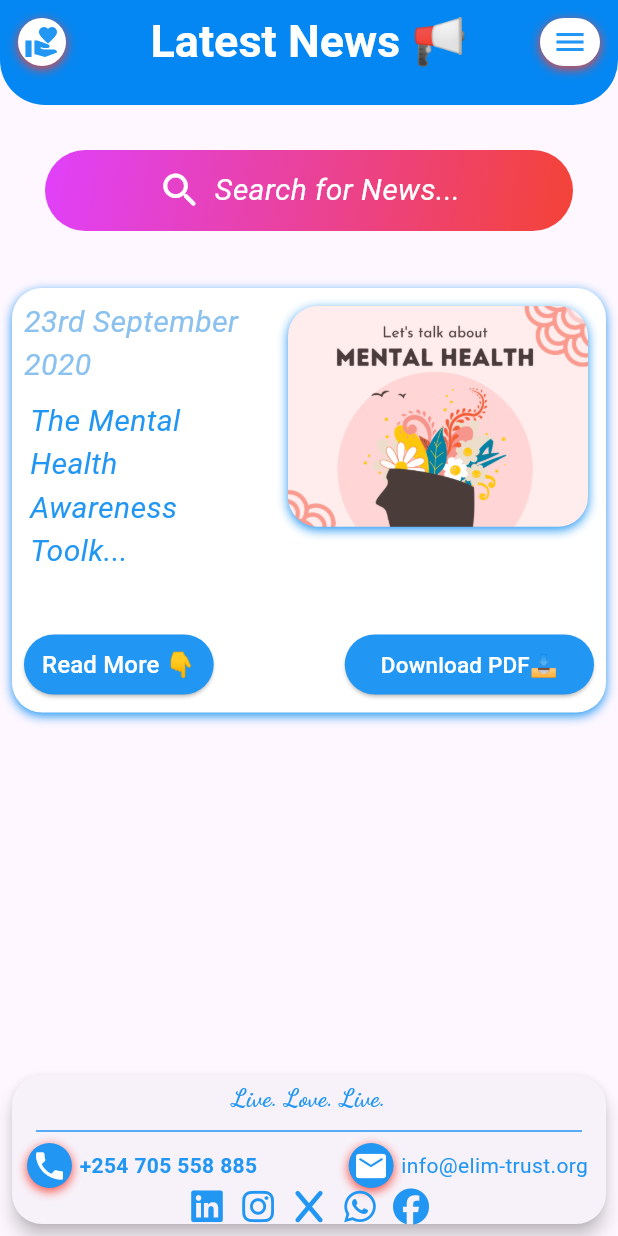
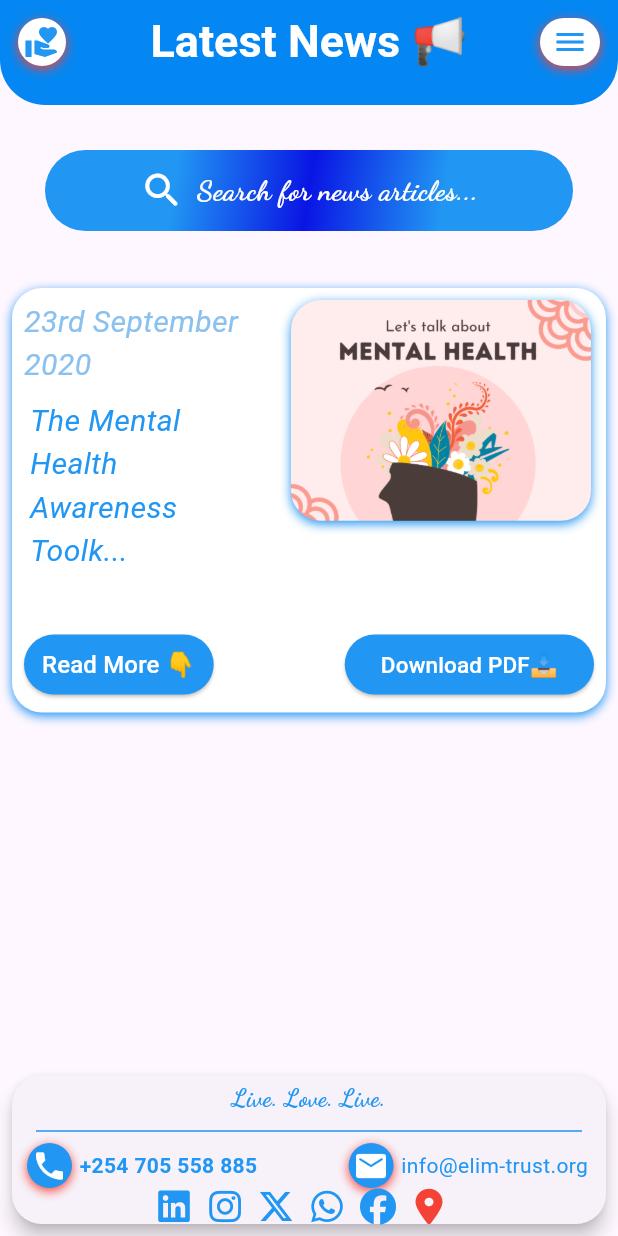
Before and after one commit to Yvonne-Wanja-1/Elim_trust_2, a Flutter app: the LatestnewsPage screen opened by its route, on a phone screen of 412 x 824 dp. Run offline on Flutter 3.47's test engine with Material 3 defaults, Android fonts, the phone set to English and light mode, and no system bars; our stand-ins replace animated_text_kit, curved_navigation_bar, font_awesome_flutter, google_fonts; Roboto replaces fonts that are missing (Arial).

Commit message:
added some widgets

```diff
--- a/elim_trust_2/lib/pages/latestnews.dart
+++ b/elim_trust_2/lib/pages/latestnews.dart
@@ -104,8 +104,11 @@ class LatestnewsPage extends StatelessWidget {
                     begin: Alignment.topLeft,
                     end: Alignment.bottomRight,
                     colors: [
-                      Colors.purpleAccent,
-                      Colors.red,
+                      Colors.blue,
+                       Colors.blue,
+                      Color.fromARGB(255, 10, 21, 228),
+                      Colors.blue,
+                       Colors.blue,
                     ],
                   ),
                 ),
@@ -115,15 +118,15 @@ class LatestnewsPage extends StatelessWidget {
                   children: [
                     const Icon(Icons.search_rounded, color: Colors.white, size: 30),
                     const SizedBox(width: 8.0),
-                    const Text(
-                      'Search for News...',
-                      style: TextStyle(
-                        fontSize: 20,
-                        fontFamily: 'Arial',
-                        color: Colors.white,
-                        fontStyle: FontStyle.italic,
-                      ),
-                    ),
+                    Text( // Removed 'const' as GoogleFonts style is not constant
+                'Search for news articles...',
+                style: GoogleFonts.dancingScript(
+                  fontSize: 19,
+                  color: Colors.white, // Note: Consider changing for better contrast
+                  fontWeight: FontWeight.bold,
+                ),
+                textAlign: TextAlign.center,
+              ),
                   ],
                 ),
               ),
@@ -181,9 +184,9 @@ class LatestnewsPage extends StatelessWidget {
                             ],
                           ),
                         ),
-                        const SizedBox(width: 8),
+                        const SizedBox(width: 5),
                         Container(
-                          margin: const EdgeInsets.symmetric(horizontal: 12.0, vertical: 12),
+                          margin: const EdgeInsets.symmetric(horizontal: 10.0, vertical: 8),
                           width: 200,
                           decoration: BoxDecoration(
                             borderRadius: BorderRadius.circular(20),
@@ -364,7 +367,49 @@ Padding(
 //               onPressed: () {
 //                 // Add functionality for the WhatsApp button here
 //               },
-//              // backgroundColor: Colors.white,
+  Row(
+  mainAxisAlignment: MainAxisAlignment.center,
+  children: [
+    Icon(FontAwesomeIcons.linkedin,
+color: Colors.blue),
+SizedBox(width: 10), // Spacing between icons
+
+  Icon(FontAwesomeIcons.instagram,
+color: Colors.blue
+),
+SizedBox(width: 10),
+  Icon(FontAwesomeIcons.xTwitter,
+ color: Colors.blue),
+SizedBox(width: 10),
+
+  Icon(FontAwesomeIcons.whatsapp,
+color: Colors.blue),
+SizedBox(width: 10),
+
+  Icon(FontAwesomeIcons.facebook,
+color: Colors.blue),
+
+
+SizedBox(width: 10), // Spacing between icons
+  Icon(FontAwesomeIcons.locationDot,
+color: Colors.red),
+SizedBox(width: 10),
+
+  ],
+
+),
+
+
+
+
+          // Add more icons or text as needed:
+
+          ],
+        ),
+      ),
+
+
+      //              // backgroundColor: Colors.white,
 //               child: const Icon(
 //                 FontAwesomeIcons.whatsapp,
 //                 color: Colors.green,
@@ -393,33 +438,7 @@ Padding(
 
 
 
-  Row(
-  mainAxisAlignment: MainAxisAlignment.center,
-  children: [
-    Icon(FontAwesomeIcons.linkedin,
-color: Colors.blue),
-SizedBox(width: 10), // Spacing between icons
 
-  Icon(FontAwesomeIcons.instagram,
-color: Colors.blue
-),
-SizedBox(width: 10),
-  Icon(FontAwesomeIcons.x,
- color: Colors.blue),
-SizedBox(width: 10),
-
-  Icon(FontAwesomeIcons.whatsapp,
-color: Colors.blue),
-SizedBox(width: 10),
-
-  Icon(FontAwesomeIcons.facebook,
-color: Colors.blue),
-  ],
-
-)
-          ],
-        ),
-      ),
     );
   }
 }
```
